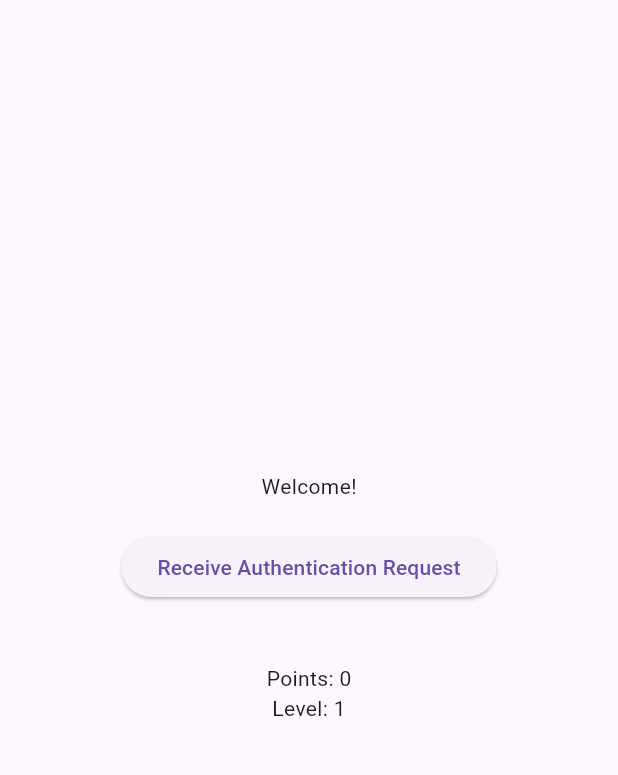
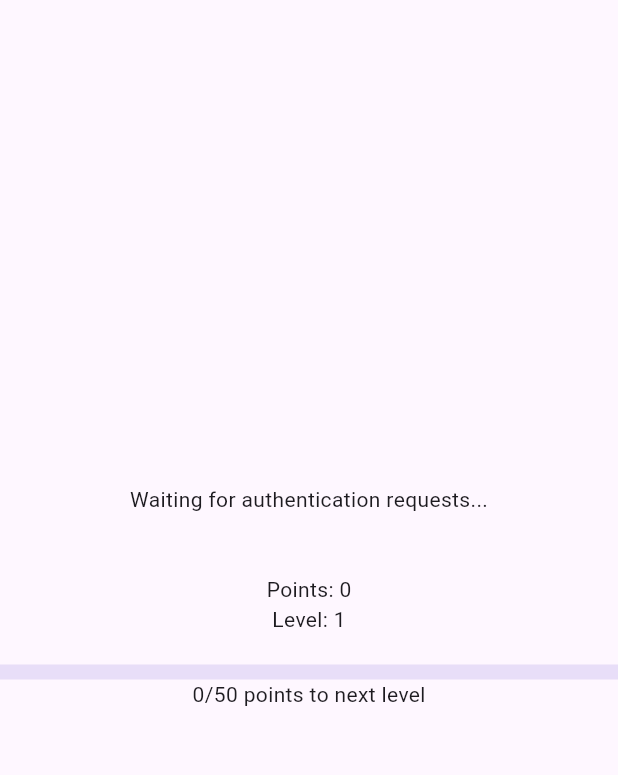
Before and after one commit to Jesya-o/gamified-mfa, a Flutter app: the screen it shows after launch, on a phone screen of 412 x 824 dp, the part 63-838 px from its top. Run offline on Flutter 3.47's test engine with Material 3 defaults, Android fonts, the phone set to English and light mode, and no system bars; our stand-ins replace firebase_core, firebase_messaging; accounts and stored records are empty.

```diff
--- a/lib/screens/home_screen.dart
+++ b/lib/screens/home_screen.dart
@@ -1,7 +1,10 @@
 import 'package:flutter/material.dart';
+import 'package:firebase_messaging/firebase_messaging.dart';
 import 'verification_screen.dart';
 
 class HomeScreen extends StatefulWidget {
+  const HomeScreen({super.key});
+
   @override
   _HomeScreenState createState() => _HomeScreenState();
 }
@@ -10,7 +13,25 @@ class _HomeScreenState extends State<HomeScreen> {
   int points = 0;
   int level = 1;
 
-  void _receiveRequest() {
+  @override
+  void initState() {
+    super.initState();
+    FirebaseMessaging.instance.getInitialMessage().then((message) {
+      if (message != null) {
+        _navigateToVerificationScreen(message);
+      }
+    });
+
+    FirebaseMessaging.onMessage.listen((RemoteMessage message) {
+      _navigateToVerificationScreen(message);
+    });
+
+    FirebaseMessaging.onMessageOpenedApp.listen((RemoteMessage message) {
+      _navigateToVerificationScreen(message);
+    });
+  }
+
+  void _navigateToVerificationScreen(RemoteMessage message) {
     Navigator.push(
       context,
       MaterialPageRoute(
@@ -18,6 +39,7 @@ class _HomeScreenState extends State<HomeScreen> {
           points: points,
           level: level,
           onUpdate: _updateGamification,
+          requestDetail: message.data['requestDetail'] ?? 'Unknown request',
         ),
       ),
     );
@@ -40,15 +62,16 @@ class _HomeScreenState extends State<HomeScreen> {
         child: Column(
           mainAxisAlignment: MainAxisAlignment.center,
           children: <Widget>[
-            Text('Welcome!'),
-            SizedBox(height: 20),
-            ElevatedButton(
-              onPressed: _receiveRequest,
-              child: Text('Receive Authentication Request'),
-            ),
+            Text('Waiting for authentication requests...'),
             SizedBox(height: 40),
             Text('Points: $points'),
             Text('Level: $level'),
+            SizedBox(height: 20),
+            LinearProgressIndicator(
+              value: points / 50,
+              minHeight: 10,
+            ),
+            Text('$points/50 points to next level'),
           ],
         ),
       ),
```
